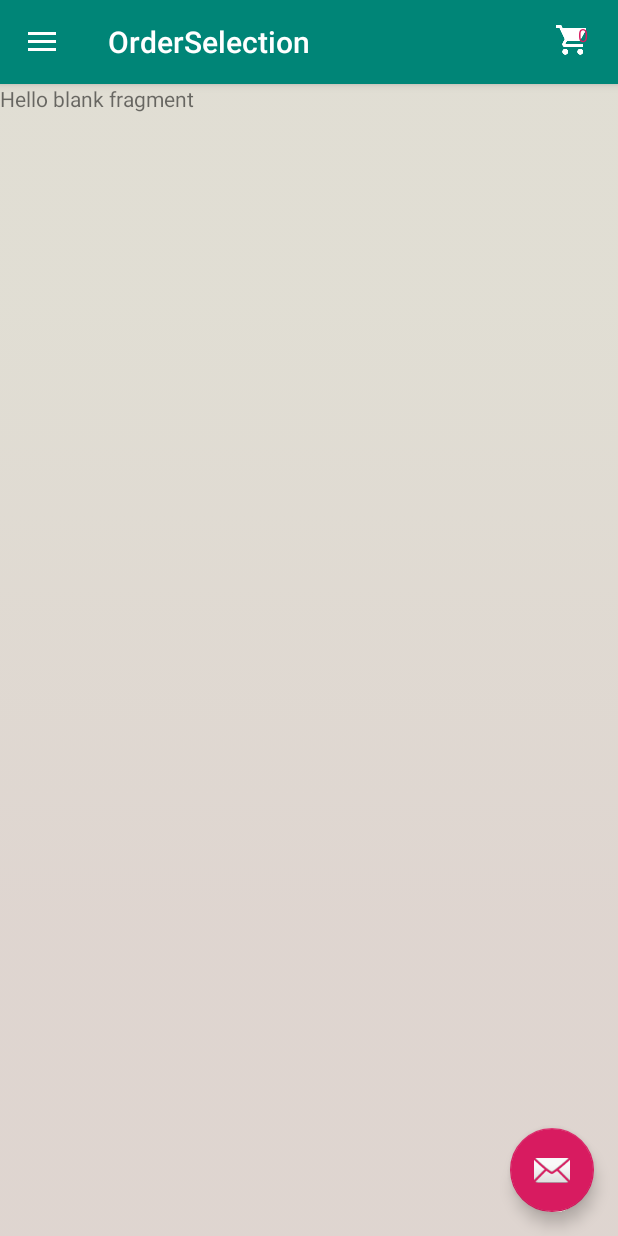
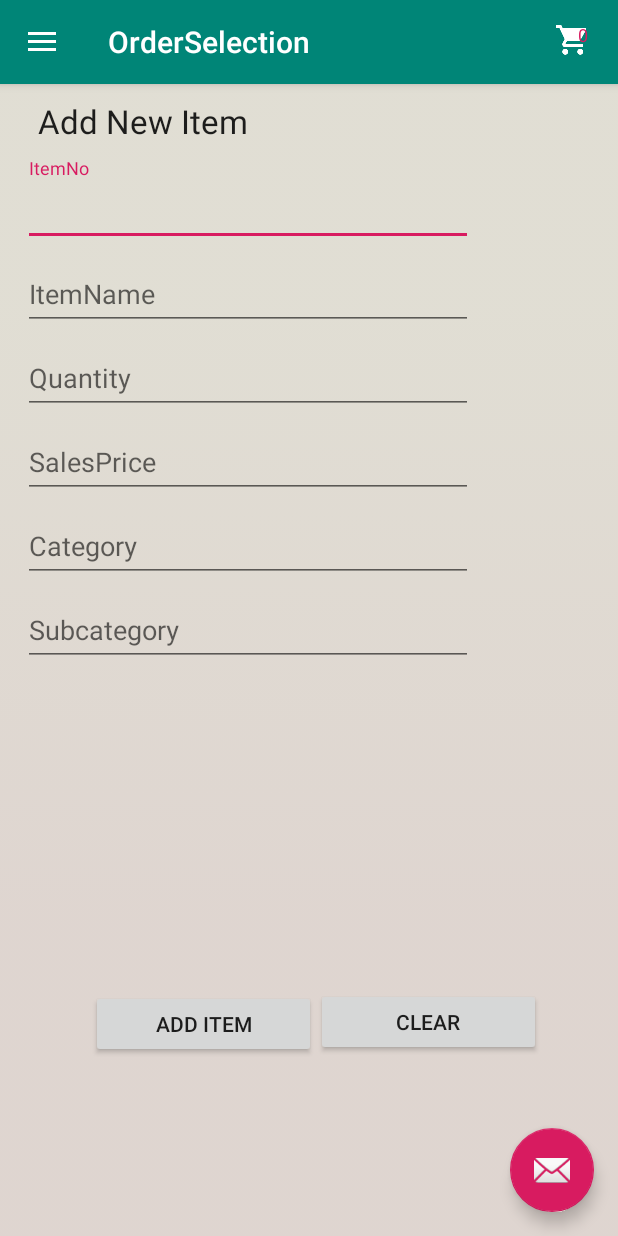
Before and after one commit to nirojeya/ResOrder, an Android app: the AddItemFragment screen opened directly, with no data from a screen before it, on a phone screen of 412 x 824 dp. Run offline under Robolectric (Android 15) with nearby library versions, the phone set to English and light mode, and no system bars.

Commit message:
create add item screen

```diff
--- a/app/src/main/res/layout/fragment_add_item.xml
+++ b/app/src/main/res/layout/fragment_add_item.xml
@@ -6,9 +6,133 @@
     tools:context=".AddItemFragment">
 
     <!-- TODO: Update blank fragment layout -->
-    <TextView
+    <LinearLayout
+        android:id="@+id/quickAddItemViewLayout"
         android:layout_width="match_parent"
         android:layout_height="match_parent"
-        android:text="@string/hello_blank_fragment" />
+        android:layout_marginStart="15dp"
+        android:layout_marginLeft="30dp"
+        android:layout_marginEnd="15dp"
+        android:layout_marginRight="15dp"
+        android:orientation="vertical"
+        android:paddingBottom="5dp">
+
+        <TextView
+            android:id="@+id/QuickAddItemHeading"
+            style="?android:attr/textAppearanceLarge"
+            android:layout_width="wrap_content"
+            android:layout_height="wrap_content"
+            android:padding="10dp"
+            android:text="Add New Item" />
+
+        <android.support.design.widget.TextInputLayout
+            android:id="@+id/input_layout_number"
+            android:layout_width="300dp"
+            android:layout_height="wrap_content">
+
+            <EditText
+                android:id="@+id/addItemNumber"
+                android:layout_width="match_parent"
+                android:layout_height="wrap_content"
+                android:hint="ItemNo"
+                android:inputType="text"
+                android:maxLength="18"
+                android:textSize="20sp" />
+        </android.support.design.widget.TextInputLayout>
+
+        <android.support.design.widget.TextInputLayout
+            android:id="@+id/input_layout_name"
+            android:layout_width="300dp"
+            android:layout_height="wrap_content">
+            <EditText
+                android:id="@+id/addItemName"
+                android:layout_width="match_parent"
+                android:layout_height="wrap_content"
+                android:hint="ItemName"
+                android:inputType="textCapWords"
+                android:maxLength="35" />
+        </android.support.design.widget.TextInputLayout>
+
+        <android.support.design.widget.TextInputLayout
+            android:id="@+id/input_layout_qty"
+            android:layout_width="300dp"
+            android:layout_height="wrap_content">
+            <EditText
+                android:id="@+id/addItemQty"
+                android:layout_width="match_parent"
+                android:layout_height="wrap_content"
+                android:hint="Quantity"
+                android:inputType="numberDecimal"
+                android:maxLength="15" />
+        </android.support.design.widget.TextInputLayout>
+
+
+        <android.support.design.widget.TextInputLayout
+            android:id="@+id/input_layout_Price"
+            android:layout_width="300dp"
+            android:layout_height="wrap_content">
+            <EditText
+                android:id="@+id/addItemPrice"
+                android:layout_width="match_parent"
+                android:layout_height="wrap_content"
+                android:hint="SalesPrice"
+                android:inputType="numberDecimal"
+                android:maxLength="15" />
+        </android.support.design.widget.TextInputLayout>
+
+
+        <android.support.design.widget.TextInputLayout
+            android:id="@+id/input_layout_category"
+            android:layout_width="300dp"
+            android:layout_height="wrap_content">
+            <EditText
+                android:id="@+id/addItemCategory"
+                android:layout_width="match_parent"
+                android:layout_height="wrap_content"
+                android:hint="Category"
+                android:inputType="textPersonName"
+                android:maxLength="30" />
+        </android.support.design.widget.TextInputLayout>
+
+        <android.support.design.widget.TextInputLayout
+            android:id="@+id/input_layout_sub_category"
+            android:layout_width="300dp"
+            android:layout_height="wrap_content">
+            <EditText
+                android:id="@+id/addItemSubCategory"
+                android:layout_width="match_parent"
+                android:layout_height="wrap_content"
+                android:hint="Subcategory"
+                android:inputType="textPersonName"
+                android:maxLength="30" />
+        </android.support.design.widget.TextInputLayout>
+
+
+        <RelativeLayout
+            android:layout_width="match_parent"
+            android:layout_height="wrap_content">
+
+
+        <Button
+            android:id="@+id/addAItemButton"
+            android:layout_width="150dp"
+            android:layout_height="45dp"
+            android:layout_marginStart="45dp"
+            android:layout_marginTop="216dp"
+            android:paddingLeft="8dp"
+            android:paddingRight="8dp"
+            android:text="Add Item" />
+
+        <Button
+            android:id="@+id/clearItemButton"
+            android:layout_width="150dp"
+            android:layout_height="45dp"
+            android:text="clear"
+           android:layout_toEndOf="@+id/addAItemButton"
+            android:layout_toRightOf="@+id/addAItemButton"
+            android:layout_alignBaseline="@+id/addAItemButton"/>
+
+        </RelativeLayout>
+    </LinearLayout>
 
 </FrameLayout>
```
